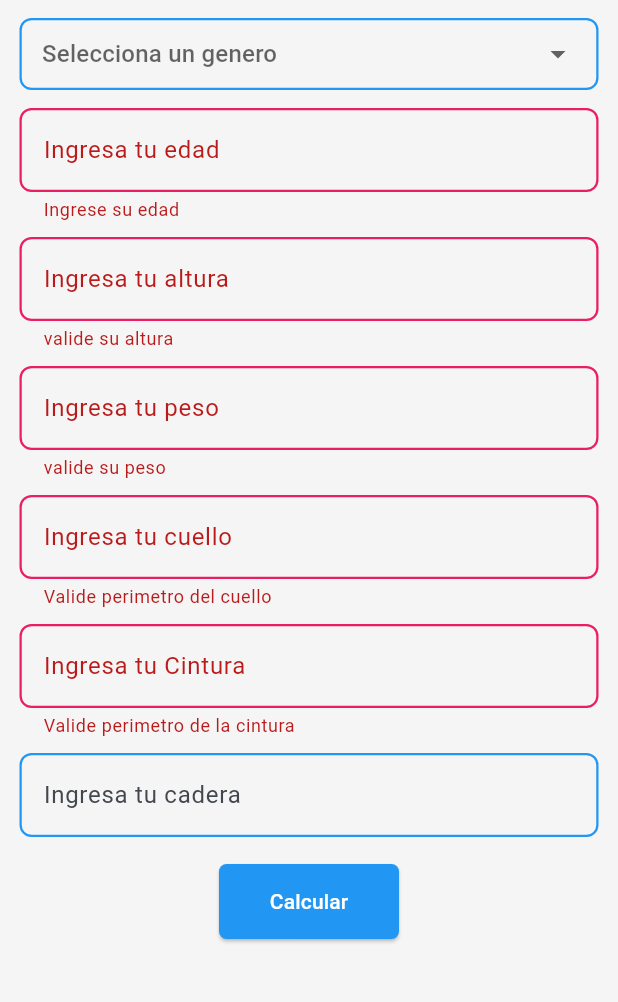
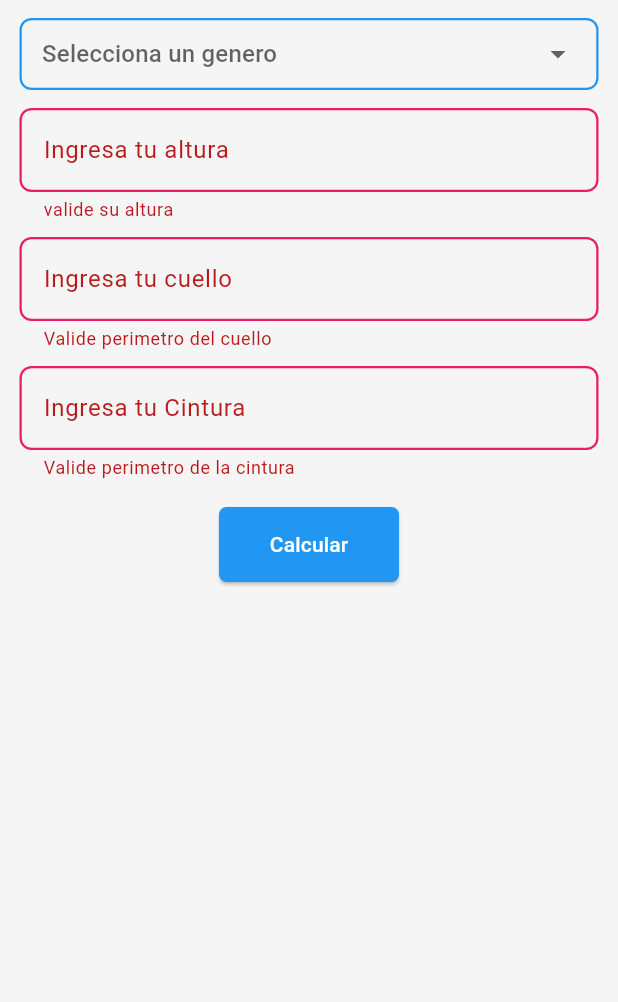
Before and after one commit to Lawliet-ttt/xdd, a Flutter app: the PantallaCalculadoraGrasa screen opened directly, after a tap on "Calcular", on a phone screen of 412 x 824 dp, the part 84-1086 px from its top. Run offline on Flutter 3.47's test engine with Material 3 defaults, Android fonts, the phone set to English and light mode, and no system bars.

Commit message:
new commit

```diff
--- a/lib/componts/mi_drawer.dart
+++ b/lib/componts/mi_drawer.dart
@@ -1,7 +1,6 @@
 import 'package:app/pages/calculadora_calorias.dart';
 import 'package:app/pages/calculadora_grasa._antiguo.dart';
 import 'package:app/pages/calculadora_grasa.dart';
-import 'package:app/pages/calorias_antiguo.dart';
 import 'package:app/pages/login.dart';
 import 'package:flutter/material.dart';
 class MiDrawer extends StatelessWidget {
@@ -50,18 +49,7 @@ class MiDrawer extends StatelessWidget {
           ),
           ListTile(
             leading: Icon(Icons.calculate_sharp),
-            title: Text("Calculadora Antigua"),
-            onTap: (){
-              Navigator.push(
-                context, MaterialPageRoute(
-                  builder: (context)=>PantallaCalculadoraGrasaxd()
-                  )
-                  );
-            },
-          ),
-          ListTile(
-            leading: Icon(Icons.calculate_sharp),
-            title: Text("Calculadora Antigua 2"),
+            title: Text("Prueba Calculadora "),
             onTap: () {
               Navigator.push(context, MaterialPageRoute(
                 builder: (context)=> PantallaCalculadoraGrasaAntiguo()
--- a/lib/pages/calculadora_grasa.dart
+++ b/lib/pages/calculadora_grasa.dart
@@ -17,8 +17,6 @@ class PantallaCalculadoraGrasa extends StatefulWidget {
 
 class _PantallaCalculadoraGrasaState extends State<PantallaCalculadoraGrasa> {
 
-  final edadController = TextEditingController();
-  final pesoController = TextEditingController();
   final alturaController = TextEditingController();
   final actividadController = TextEditingController();
   final cuelloController = TextEditingController();
@@ -29,15 +27,13 @@ class _PantallaCalculadoraGrasaState extends State<PantallaCalculadoraGrasa> {
   final _formKeys = GlobalKey<FormState>();
 
   String seleccionarGenero = "";
-  int valorgenero = 0;
+  int valorgenero = 1;
   double grasa = 0;
 
   @override
   void initState(){
     super.initState();
     final  providerController = Provider.of<ControllersProviders>(context,listen: false);
-    edadController.text = providerController.edad;
-    pesoController.text = providerController.peso;
     alturaController.text = providerController.altura;
     cinturaController.text = providerController.cintura;
     cuelloController.text = providerController.cuello;
@@ -75,27 +71,29 @@ class _PantallaCalculadoraGrasaState extends State<PantallaCalculadoraGrasa> {
               Provider.of<ControllersProviders>(context,listen: false).updategenero(valorgenero);
                   });
                 }
-                )
-              ,
-              STextFormField(
-                hintText: "edad",
-                controller: edadController,
-                validator: (value)=>providerValidator.edadvalidator(value, "Valide su edad"),
-                onSaved: (value) => providerController.updateEdad(value ?? '')
-              ),
+                ),
             STextFormField(
               hintText: "altura",
               controller: alturaController,
               validator: (value) => providerValidator.alturavalidator(value,"valide su altura"),
               onSaved: (value) =>providerController.updatealtura(value ?? '') ,
             ),
+            if(valorgenero == 1)...[
             STextFormField(
-              hintText: "peso",
-              controller: pesoController,
-              validator: (value) => providerValidator.pesovalidator(value, "valide su peso"),
-              onSaved: (value) =>providerController.updatepeso(value ?? '') ,
+              hintText: "cuello",
+              controller: cuelloController,
+              validator : (value)=> providerValidator.cuellovalidator(value,"Valide perimetro del cuello"),
+              onSaved: (value) =>providerController.updatecuello(value ?? '') ,
+            ),
+            STextFormField(
+              hintText: "Cintura",
+              controller: cinturaController,
+              validator : (value)=> providerValidator.cinturavalidator(value,"Valide perimetro de la cintura"),
+              onSaved: (value) =>providerController.updatecintura(value ?? ''),
             ),
 
+            ],
+            if(valorgenero == 2)...[
             STextFormField(
               hintText: "cuello",
               controller: cuelloController,
@@ -111,8 +109,10 @@ class _PantallaCalculadoraGrasaState extends State<PantallaCalculadoraGrasa> {
             STextFormField(
               hintText: "cadera",
               controller: caderaController,
+              validator: (value) => providerValidator.caderavalidator(value, "Valide el perimetro de la cadera"),
               onSaved: (value) => providerController.updatecadera(value ?? ''),
             ),
+            ],
             SElevatedButton(
               text: "Calcular",
               onPressed: (){
--- a/pubspec.yaml
+++ b/pubspec.yaml
@@ -35,6 +35,8 @@ dependencies:
   # Use with the CupertinoIcons class for iOS style icons.
   cupertino_icons: ^1.0.8
   provider : ^6.1.2
+  sqflite: ^2.4.1
+  path: ^1.9.0
 
 dev_dependencies:
   flutter_test:
```
Also changed, not shown: lib/providers/validators_providers.dart (+12 -0 lines), pubspec.lock, 1 other file.
